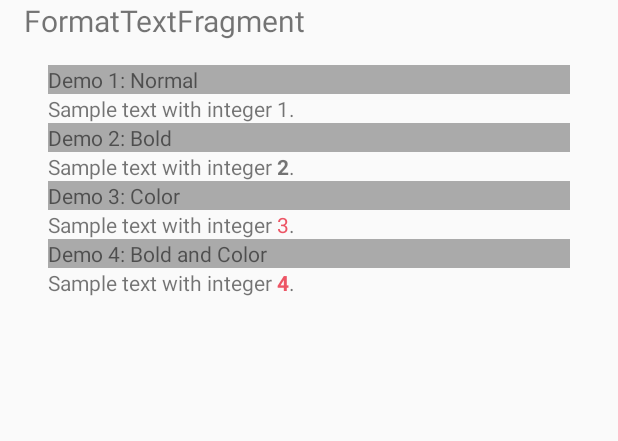
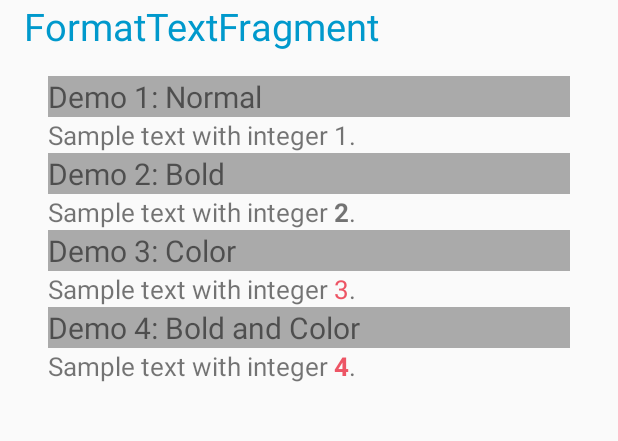
Before and after one commit to chunshenwu/BuilderSample, an Android app: the screen it shows after launch (MainActivity), on a phone screen of 412 x 824 dp, the part 85-526 px from its top. Run offline under Robolectric (Android 15) with nearby library versions, the phone set to English and light mode, and no system bars.

Commit message:
Fine tune UI.

```diff
--- a/app/src/main/java/com/example/jason_wu/buildersample/MainActivity.java
+++ b/app/src/main/java/com/example/jason_wu/buildersample/MainActivity.java
@@ -9,7 +9,7 @@ import android.os.Bundle;
 import android.widget.TextView;
 
 import com.example.jason_wu.buildersample.ui.fragment.FormatTextFragment;
-import com.example.jason_wu.buildersample.ui.fragment.SpannableFragment;
+import com.example.jason_wu.buildersample.ui.fragment.SpannableTextFragment;
 
 import java.util.ArrayList;
 
@@ -74,7 +74,7 @@ class MyFragmentPagerAdapter extends FragmentPagerAdapter {
 
     private void initFragmentList() {
         mFragmentList.add(new FormatTextFragment());
-        mFragmentList.add(new SpannableFragment());
+        mFragmentList.add(new SpannableTextFragment());
     }
 
     @Override
--- a/app/src/main/java/com/example/jason_wu/buildersample/ui/fragment/SpannableFragment.java
+++ b/app/src/main/java/com/example/jason_wu/buildersample/ui/fragment/SpannableTextFragment.java
@@ -15,7 +15,7 @@ import com.example.jason_wu.buildersample.builders.html.FormatTextBuilder;
 /**
  * Created by jason_wu on 7/18/16.
  */
-public class SpannableFragment extends Fragment {
+public class SpannableTextFragment extends Fragment {
     @Nullable
 
     private View mRootView;
@@ -39,12 +39,12 @@ public class SpannableFragment extends Fragment {
     private void initTextView() {
         float time = 125;
 
-        ((TextView)mRootView.findViewById(R.id.appendprefix_tv)).setText(new TimeSpannableBuilder(time, 1.0f).appendPreFix("PPP").appendPlus().getSpannable());
+        ((TextView)mRootView.findViewById(R.id.appendprefix_tv)).setText(new TimeSpannableBuilder(time, 1.0f).appendPreFix("Prefix_").appendPlus().getSpannable());
 
 
-        ((TextView)mRootView.findViewById(R.id.appendplus_tv)).setText(new TimeSpannableBuilder(time, 0.75f).appendPlus().appendPreFix("Prefix").appendSuffix("Suffix").getSpannable());
+        ((TextView)mRootView.findViewById(R.id.appendplus_tv)).setText(new TimeSpannableBuilder(time, 0.75f).appendPlus().getSpannable());
 
-        ((TextView)mRootView.findViewById(R.id.appendplus_and_appendsuffix_tv)).setText(new TimeSpannableBuilder(time, 0.5f).appendPlus().appendPreFix("Prefix").appendSuffix("Suffix").getSpannable());
+        ((TextView)mRootView.findViewById(R.id.appendplus_and_appendsuffix_tv)).setText(new TimeSpannableBuilder(time, 0.5f).appendPlus().appendSuffix("Suffix_").getSpannable());
 
 
         ((TextView)mRootView.findViewById(R.id.keep_mins_tv)).setText(new TimeSpannableBuilder(time, 0.25f).appendPlus().keepMins().getSpannable());
--- a/app/src/main/res/layout/activity_main.xml
+++ b/app/src/main/res/layout/activity_main.xml
@@ -25,7 +25,8 @@
         android:layout_width="wrap_content"
         android:layout_height="wrap_content"
         android:text="Hello World!"
-        android:textSize="20sp"
+        android:textSize="25sp"
+        android:textColor="@android:color/holo_blue_dark"
         />
 
     <android.support.v4.view.ViewPager
--- a/app/src/main/res/layout/html_fragment.xml
+++ b/app/src/main/res/layout/html_fragment.xml
@@ -3,7 +3,6 @@
     xmlns:android="http://schemas.android.com/apk/res/android"
     android:layout_width="match_parent"
     android:layout_height="match_parent"
-    xmlns:tools="http://schemas.android.com/tools"
     android:paddingBottom="@dimen/activity_vertical_margin"
     android:paddingLeft="@dimen/activity_horizontal_margin"
     android:paddingRight="@dimen/activity_horizontal_margin"
@@ -13,58 +12,46 @@
 
 
     <TextView
-        android:layout_width="match_parent"
-        android:layout_height="wrap_content"
+        style="@style/EachItem"
         android:text="Demo 1: Normal"
-        android:background="@android:color/darker_gray"
         />
 
     <TextView
+        style="@style/EachSubItem"
         android:id="@+id/normal_tv"
-        android:layout_width="match_parent"
-        android:layout_height="wrap_content"
         android:text="normal_tv"
         />
 
     <TextView
-        android:layout_width="match_parent"
-        android:layout_height="wrap_content"
+        style="@style/EachItem"
         android:text="Demo 2: Bold"
-        android:background="@android:color/darker_gray"
         />
 
     <TextView
+        style="@style/EachSubItem"
         android:id="@+id/bold_tv"
-        android:layout_width="match_parent"
-        android:layout_height="wrap_content"
         android:text="boldTv"
         />
 
     <TextView
-        android:layout_width="match_parent"
-        android:layout_height="wrap_content"
+        style="@style/EachItem"
         android:text="Demo 3: Color"
-        android:background="@android:color/darker_gray"
         />
 
     <TextView
+        style="@style/EachSubItem"
         android:id="@+id/color_tv"
-        android:layout_width="match_parent"
-        android:layout_height="wrap_content"
         android:text="color_tv"
         />
 
     <TextView
-        android:layout_width="match_parent"
-        android:layout_height="wrap_content"
+        style="@style/EachItem"
         android:text="Demo 4: Bold and Color"
-        android:background="@android:color/darker_gray"
         />
 
     <TextView
+        style="@style/EachSubItem"
         android:id="@+id/color_bold_tv"
-        android:layout_width="match_parent"
-        android:layout_height="wrap_content"
         android:text="color_bold_tv"
         />
 
--- a/app/src/main/res/values/styles.xml
+++ b/app/src/main/res/values/styles.xml
@@ -8,4 +8,17 @@
         <item name="colorAccent">@color/colorAccent</item>
     </style>
 
+    <style name="EachItem" >
+        <item name="android:layout_width">match_parent</item>
+        <item name="android:layout_height">wrap_content</item>
+        <item name="android:textSize">20sp</item>
+        <item name="android:background">@android:color/darker_gray</item>
+    </style>
+
+    <style name="EachSubItem" >
+        <item name="android:layout_width">match_parent</item>
+        <item name="android:layout_height">wrap_content</item>
+        <item name="android:textSize">17sp</item>
+    </style>
+
 </resources>
```
Also changed, not shown: app/src/main/res/layout/spannable_fragment.xml (+12 -24 lines).
